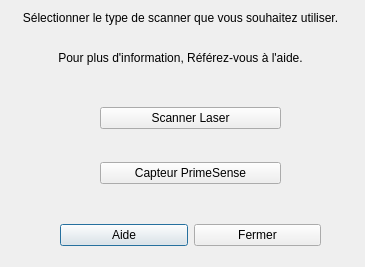
Before: the Qt Designer form src/Widget/DialogScanner.ui in polybox3d/polybox, drawn with Qt 5.
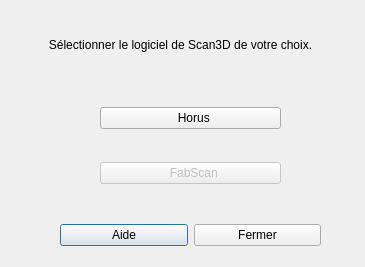
After: the same form once the commit is applied. Icons and pictures are not drawn.

What changed in the file:
```diff
--- a/src/Widget/DialogScanner.ui
+++ b/src/Widget/DialogScanner.ui
@@ -27,13 +27,13 @@
     </rect>
    </property>
    <property name="text">
-    <string>&lt;html&gt;&lt;head/&gt;&lt;body&gt;&lt;p align=&quot;center&quot;&gt;Sélectionner le type de scanner que vous souhaitez utiliser.&lt;/p&gt;&lt;p align=&quot;center&quot;&gt;&lt;br/&gt;Pour plus d'information, Référez-vous à l'aide.&lt;br/&gt;&lt;/p&gt;&lt;/body&gt;&lt;/html&gt;</string>
+    <string>&lt;html&gt;&lt;head/&gt;&lt;body&gt;&lt;p align=&quot;center&quot;&gt;Sélectionner le logiciel de Scan3D de votre choix.&lt;/p&gt;&lt;/body&gt;&lt;/html&gt;</string>
    </property>
    <property name="wordWrap">
     <bool>true</bool>
    </property>
   </widget>
-  <widget class="QWidget" name="">
+  <widget class="QWidget" name="layoutWidget">
    <property name="geometry">
     <rect>
      <x>60</x>
@@ -67,7 +67,7 @@
     </item>
    </layout>
   </widget>
-  <widget class="QWidget" name="">
+  <widget class="QWidget" name="layoutWidget">
    <property name="geometry">
     <rect>
      <x>100</x>
@@ -80,7 +80,7 @@
     <item>
      <widget class="QPushButton" name="laser">
       <property name="text">
-       <string>Scanner Laser</string>
+       <string>  Horus</string>
       </property>
       <property name="icon">
        <iconset resource="ressources.qrc">
@@ -95,9 +95,12 @@
      </widget>
     </item>
     <item>
-     <widget class="QPushButton" name="primesense">
+     <widget class="QPushButton" name="fabscan">
+      <property name="enabled">
+       <bool>false</bool>
+      </property>
       <property name="text">
-       <string>Capteur PrimeSense</string>
+       <string>  FabScan</string>
       </property>
       <property name="icon">
        <iconset resource="ressources.qrc">
```
Left out of the diff: 18 changed lines with no effect on the pictures.
